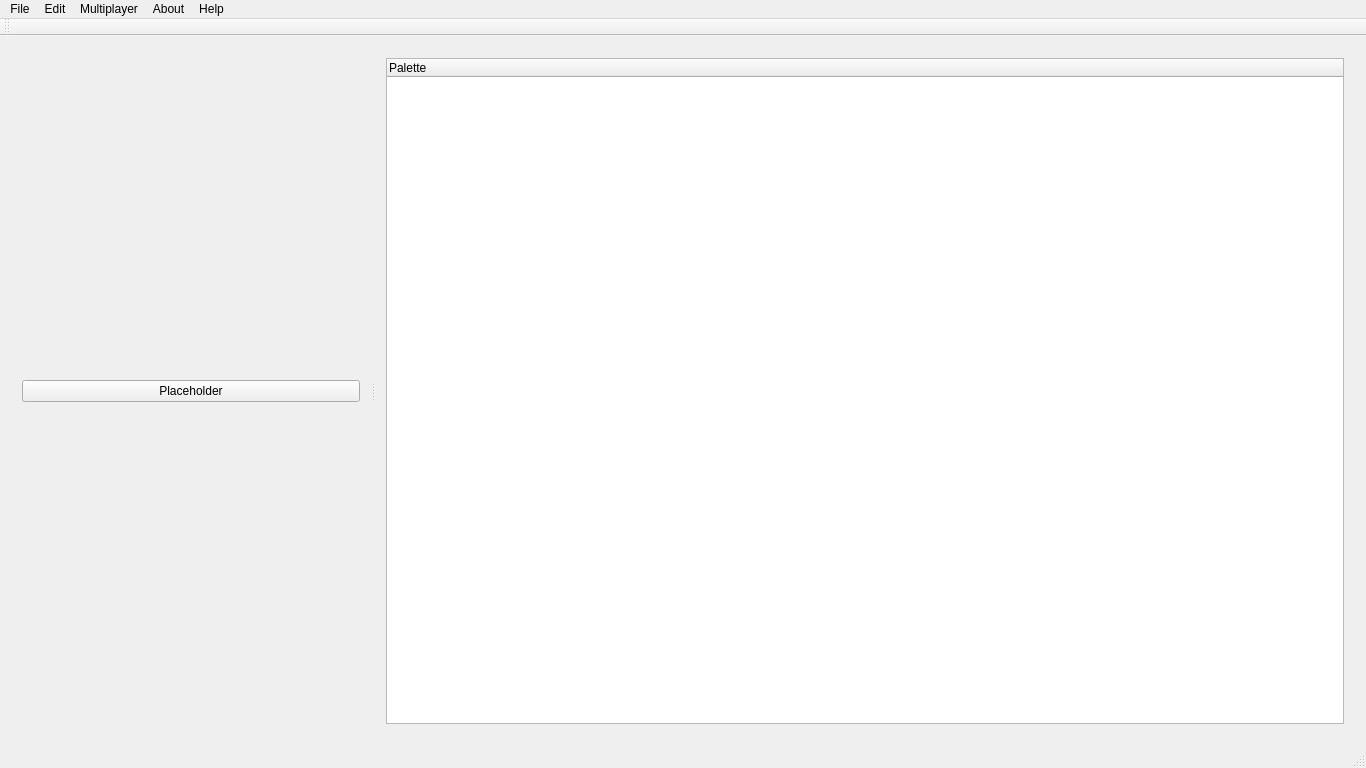
Qt form MainWindow.ui (JosefNatanael/ThePhotoEditor) before a commit.
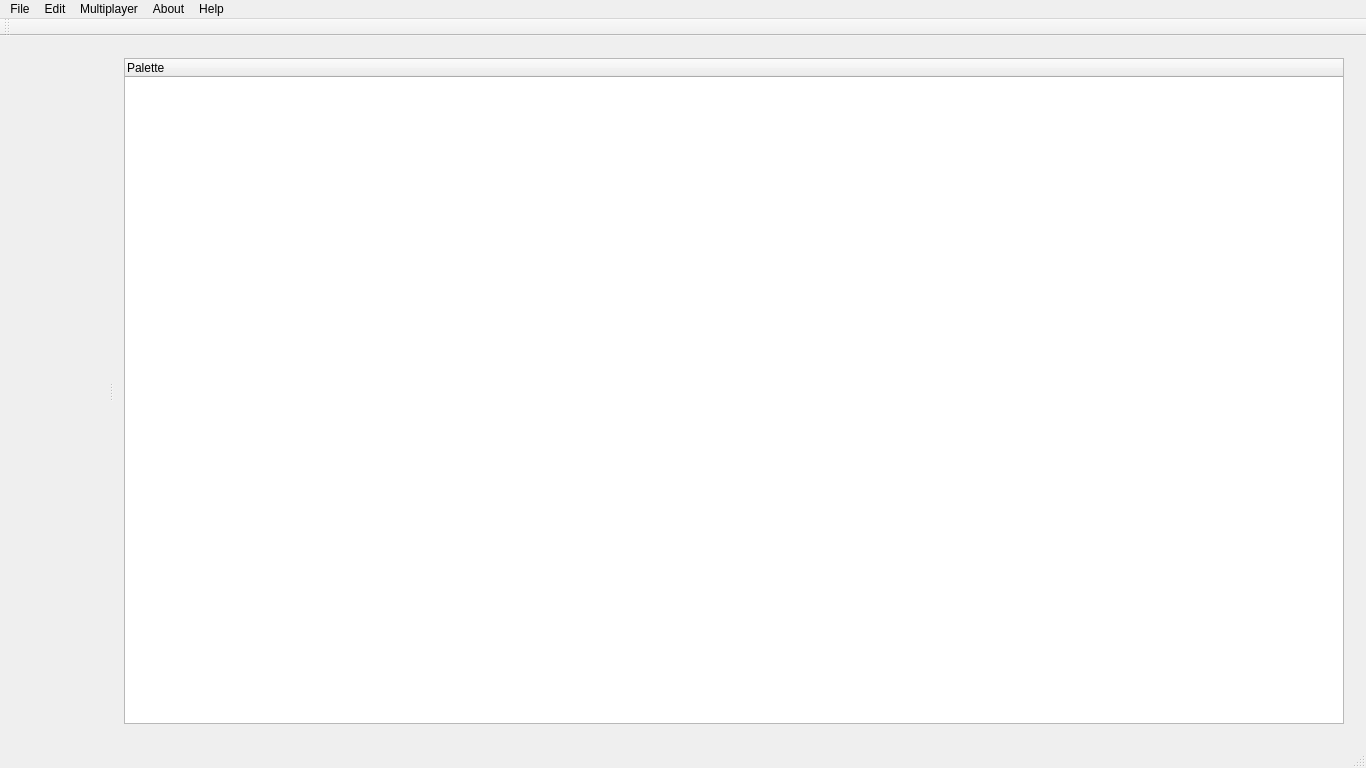
The same form after that commit. Icons and pictures are not drawn.

Commit message: Histogram fix, from memory leaks and overlaping histogram. Removed placeholder button in mainwindow ui

```diff
--- a/MainWindow.ui
+++ b/MainWindow.ui
@@ -27,15 +27,7 @@
        <enum>Qt::Horizontal</enum>
       </property>
       <widget class="QWidget" name="horizontalLayoutWidget">
-       <layout class="QVBoxLayout" name="workspaceView" stretch="0">
-        <item>
-         <widget class="QPushButton" name="placeHolderButton">
-          <property name="text">
-           <string>Placeholder</string>
-          </property>
-         </widget>
-        </item>
-       </layout>
+       <layout class="QVBoxLayout" name="workspaceView" stretch=""/>
       </widget>
       <widget class="QWidget" name="verticalLayoutWidget">
        <layout class="QVBoxLayout" name="paletteView">
```
Left out of the diff: 2 changed lines with no effect on the pictures. The commit also changes 4 other files.
